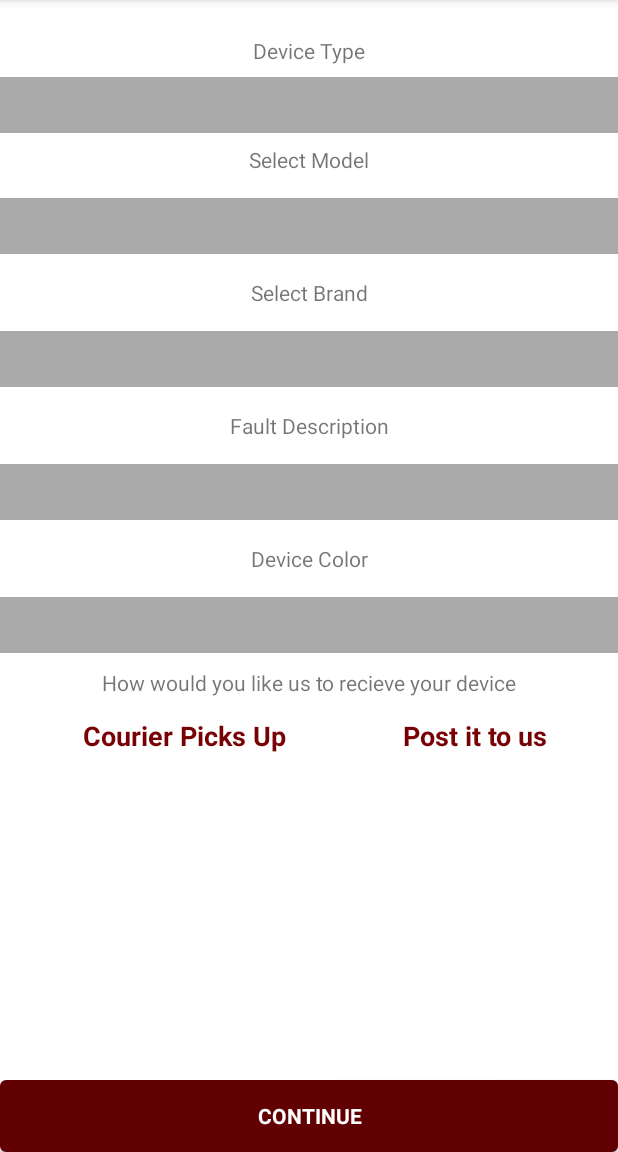
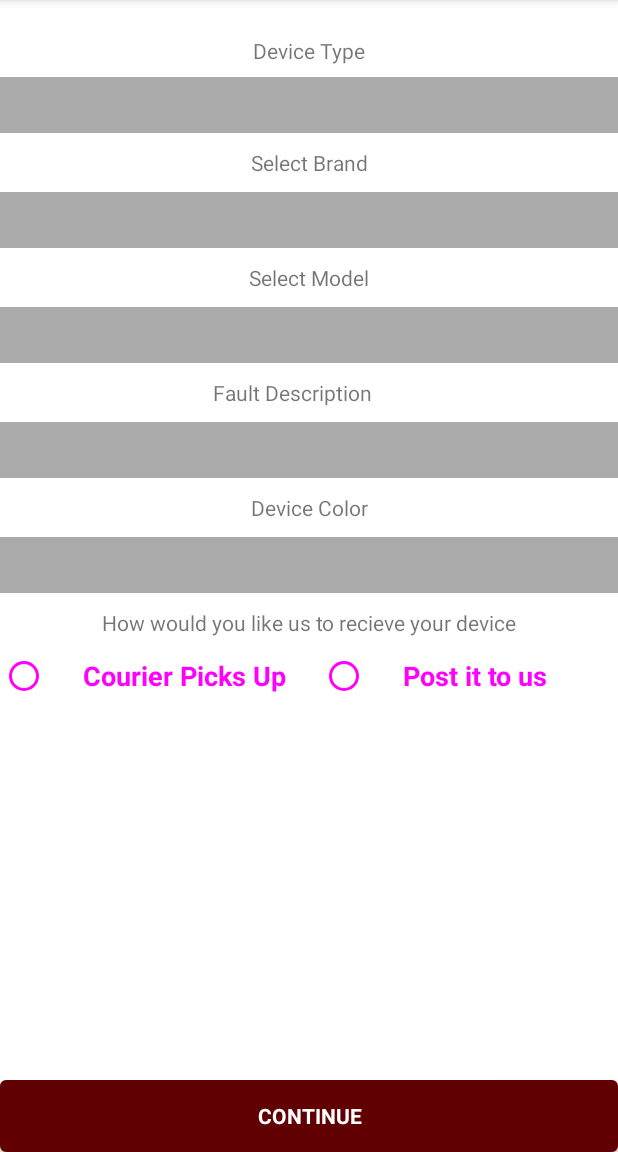
Before and after one commit to SamStar18/DeviceBook, an Android app: the phone_avtivity screen opened directly, with no data from a screen before it, on a phone screen of 412 x 824 dp, the part 84-1236 px from its top. Run offline under Robolectric (Android 15) with nearby library versions, the phone set to English and light mode, and no system bars; Roboto replaces fonts that are not available here.

Commit message:
My Commit

```diff
--- a/app/src/main/java/com/devicebook/devicebook/phone_avtivity.java
+++ b/app/src/main/java/com/devicebook/devicebook/phone_avtivity.java
@@ -28,6 +28,8 @@ public class phone_avtivity extends AppCompatActivity {
     private Button continueButton;
     String collectionradio;
     String colorchoice;
+    RadioButton postOption;
+    RadioButton pickupOption;
 
     // this is used to call the arrays in the string list
     @Override
@@ -43,6 +45,9 @@ public class phone_avtivity extends AppCompatActivity {
         mycolorSpinner = findViewById(R.id.mycolorSpinner);
         mycollectionOptions = findViewById(R.id.mycollectionOptions);
         continueButton = findViewById(R.id.continueButton);
+
+        postOption = findViewById(R.id.postOption);
+        pickupOption = findViewById(R.id.pickUpOption);
 
 
 
--- a/app/src/main/res/drawable/radioselector.xml
+++ b/app/src/main/res/drawable/radioselector.xml
@@ -4,7 +4,7 @@
     <!--<item android:drawable="@drawable/checkedmark" android:state_checked="true"/>-->
     <!-- <item android:drawable="@drawable/uncheckedmark" android:state_checked="false"/>-->
      <item android:drawable="@color/colorPrimary" android:state_checked="true" />
-     <item android:drawable="@color/grey" android:state_checked="false"
+     <item android:drawable="@color/text_color_primary" android:state_checked="false"
          />
 
 
--- /dev/null
+++ b/app/src/main/res/drawable/radioselector2.xml
@@ -0,0 +1,6 @@
+<?xml version="1.0" encoding="utf-8"?>
+<selector xmlns:android="http://schemas.android.com/apk/res/android">
+
+    <item android:state_checked="true" android:drawable="@color/text_color_primary" />
+    <item android:state_checked="false" android:drawable="@color/colorPrimary" />
+</selector>
--- a/app/src/main/res/layout/activity_phone_avtivity.xml
+++ b/app/src/main/res/layout/activity_phone_avtivity.xml
@@ -38,18 +38,18 @@
         android:layout_height="wrap_content"
         android:layout_marginEnd="8dp"
         android:layout_marginStart="8dp"
-        android:layout_marginTop="8dp"
+        android:layout_marginTop="10dp"
         android:text="@string/modelSubtitle"
         android:textSize="14sp"
         app:layout_constraintEnd_toEndOf="parent"
         app:layout_constraintStart_toStartOf="parent"
-        app:layout_constraintTop_toBottomOf="@+id/deviceType" />
+        app:layout_constraintTop_toBottomOf="@+id/deviceBrand" />
 
     <Spinner
         android:id="@+id/deviceModel"
         android:layout_width="0dp"
         android:layout_height="37dp"
-        android:layout_marginTop="16dp"
+        android:layout_marginTop="10dp"
         android:background="@android:color/darker_gray"
         android:padding="8dp"
         android:textAlignment="center"
@@ -65,18 +65,18 @@
         android:layout_height="wrap_content"
         android:layout_marginEnd="8dp"
         android:layout_marginStart="8dp"
-        android:layout_marginTop="16dp"
+        android:layout_marginTop="10dp"
         android:text="@string/makeSubtitle"
         android:textSize="14sp"
         app:layout_constraintEnd_toEndOf="parent"
         app:layout_constraintStart_toStartOf="parent"
-        app:layout_constraintTop_toBottomOf="@+id/deviceModel" />
+        app:layout_constraintTop_toBottomOf="@+id/deviceType" />
 
     <Spinner
         android:id="@+id/deviceBrand"
         android:layout_width="0dp"
         android:layout_height="37dp"
-        android:layout_marginTop="16dp"
+        android:layout_marginTop="10dp"
         android:background="@android:color/darker_gray"
         android:padding="8dp"
         android:textAlignment="center"
@@ -92,19 +92,19 @@
         android:layout_height="wrap_content"
         android:layout_marginEnd="8dp"
         android:layout_marginStart="8dp"
-        android:layout_marginTop="16dp"
+        android:layout_marginTop="10dp"
         android:text="@string/faultSubtitle"
         android:textSize="14sp"
         app:layout_constraintEnd_toEndOf="parent"
-        app:layout_constraintHorizontal_bias="0.501"
+        app:layout_constraintHorizontal_bias="0.463"
         app:layout_constraintStart_toStartOf="parent"
-        app:layout_constraintTop_toBottomOf="@+id/deviceBrand" />
+        app:layout_constraintTop_toBottomOf="@+id/deviceModel" />
 
     <Spinner
         android:id="@+id/faultSpinner"
         android:layout_width="0dp"
         android:layout_height="37dp"
-        android:layout_marginTop="16dp"
+        android:layout_marginTop="10dp"
         android:background="@android:color/darker_gray"
         android:textAlignment="center"
         android:textSize="14sp"
@@ -119,7 +119,7 @@
         android:layout_height="wrap_content"
         android:layout_marginEnd="8dp"
         android:layout_marginStart="8dp"
-        android:layout_marginTop="16dp"
+        android:layout_marginTop="10dp"
         android:text="@string/deviceColorSubtitle"
         android:textSize="14sp"
         app:layout_constraintEnd_toEndOf="parent"
@@ -131,7 +131,7 @@
         android:id="@+id/mycolorSpinner"
         android:layout_width="0dp"
         android:layout_height="37dp"
-        android:layout_marginTop="16dp"
+        android:layout_marginTop="10dp"
         android:background="@android:color/darker_gray"
         android:textAlignment="center"
         android:textSize="14sp"
@@ -172,11 +172,13 @@
             android:layout_width="wrap_content"
             android:layout_height="wrap_content"
             android:layout_weight="1"
+
+            android:buttonTint="@drawable/radioselector2"
             android:paddingLeft="5dp"
             android:paddingRight="5dp"
             android:text="@string/pickUpOption"
             android:textAlignment="center"
-            android:textColor="@color/colorPrimary"
+            android:textColor="@drawable/radioselector2"
             android:textSize="18sp"
             android:textStyle="bold" />
 
@@ -185,11 +187,13 @@
             android:layout_width="wrap_content"
             android:layout_height="wrap_content"
             android:layout_weight="1"
+            android:buttonTint="@drawable/radioselector2"
             android:paddingLeft="5dp"
+
             android:paddingRight="5dp"
             android:text="@string/postOption"
             android:textAlignment="center"
-            android:textColor="@color/colorPrimary"
+            android:textColor="@drawable/radioselector2"
             android:textSize="18sp"
             android:textStyle="bold" />
     </RadioGroup>
--- a/app/src/main/res/values/strings.xml
+++ b/app/src/main/res/values/strings.xml
@@ -50,7 +50,7 @@
     <string name="csNameSummary">Name</string>
     <string name="csName">Name   </string>
 
-    <string name="csNumber">Number </string>
+    <string name="csNumber">Last Name: </string>
     <string name="csEmail">Email  </string>
 
     <string name="csCity">City   </string>
@@ -90,7 +90,7 @@
     <string name="personalIntro">Your personal details are</string>
     <string name="introBooking">Thank you for booking with DeviceBook</string>
     <string name="customerName">First Name</string>
-    <string name="customerNumber">Number</string>
+    <string name="customerNumber">Last Name</string>
     <string name="customerEmail">Email</string>
     <string name="customerAddress">Address 1</string>
     <string name="customerCity">city</string>
```
Also changed, not shown: app/src/main/res/layout/customerdisplay_adapter.xml (+7 -2 lines).
